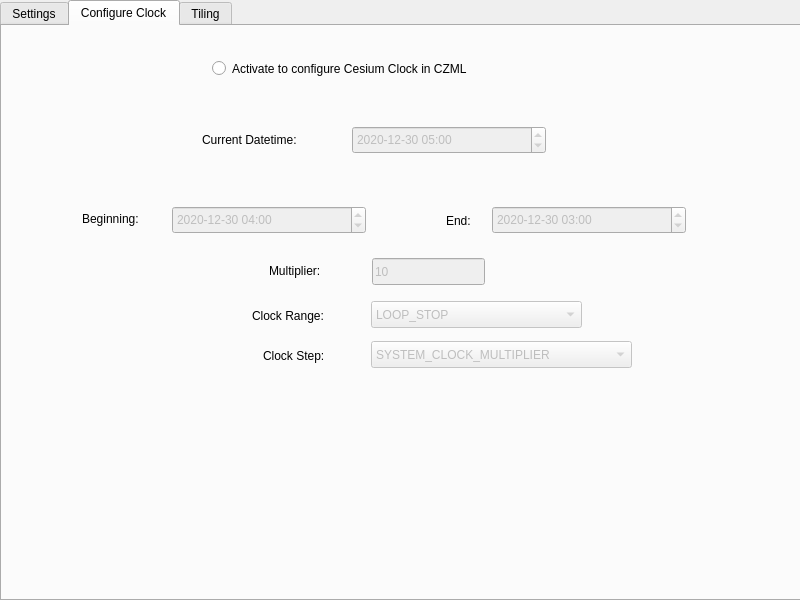
Old version of the form CzmlMovingObjects_dialog_base.ui in the repository tum-gis/CZMLMovingObjects.
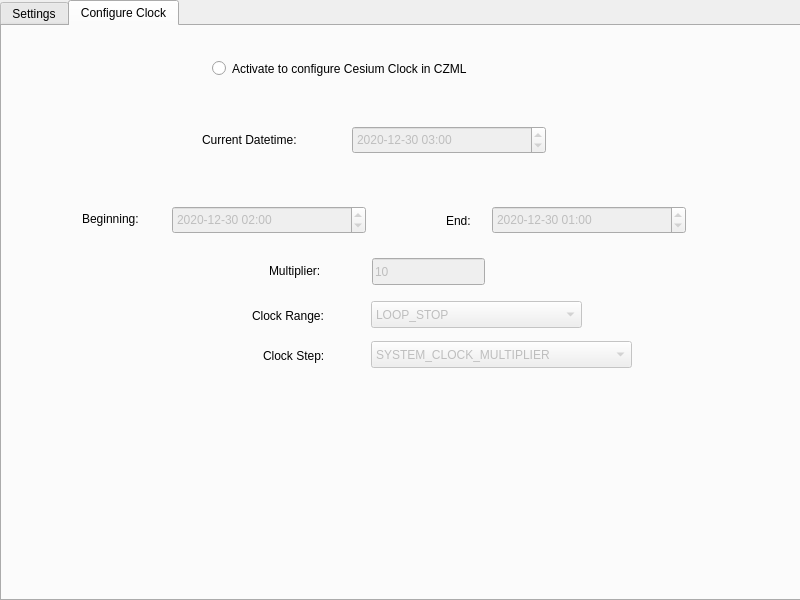
New version of the form. The open tabs and pages were chosen to show the change.

Diff of the .ui file:
```diff
--- a/CzmlMovingObjects_dialog_base.ui
+++ b/CzmlMovingObjects_dialog_base.ui
@@ -580,7 +580,7 @@
      </property>
      <property name="dateTime">
       <datetime>
-       <hour>5</hour>
+       <hour>3</hour>
        <minute>0</minute>
        <second>0</second>
        <year>2020</year>
@@ -622,7 +622,7 @@
      </property>
      <property name="dateTime">
       <datetime>
-       <hour>4</hour>
+       <hour>2</hour>
        <minute>0</minute>
        <second>0</second>
        <year>2020</year>
@@ -651,7 +651,7 @@
      </property>
      <property name="dateTime">
       <datetime>
-       <hour>3</hour>
+       <hour>1</hour>
        <minute>0</minute>
        <second>0</second>
        <year>2020</year>
@@ -804,14 +804,6 @@
      </property>
     </widget>
    </widget>
-   <widget class="QWidget" name="tabTile">
-    <property name="enabled">
-     <bool>false</bool>
-    </property>
-    <attribute name="title">
-     <string>Tiling</string>
-    </attribute>
-   </widget>
   </widget>
  </widget>
  <resources/>
```
Left out of the diff: 24 changed lines with no effect on the pictures.
